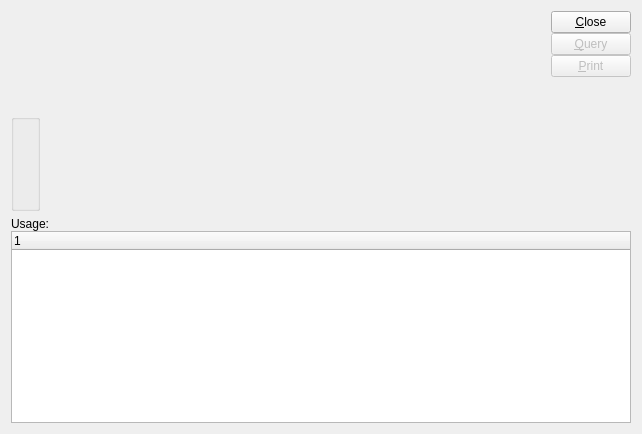
Qt form xtuple/trunk/guiclient/dspUsageStatisticsByItem.ui (WooodHead/xtuple) before a commit.
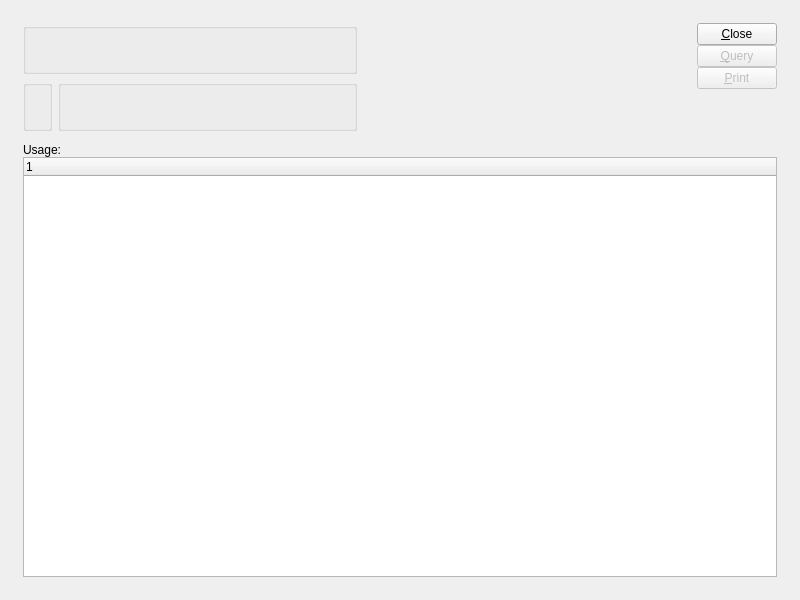
The same form after that commit. Custom widgets are drawn as their Qt base class.

Patch:
```diff
--- a/xtuple/trunk/guiclient/dspUsageStatisticsByItem.ui
+++ b/xtuple/trunk/guiclient/dspUsageStatisticsByItem.ui
@@ -13,102 +13,88 @@
    <rect>
     <x>0</x>
     <y>0</y>
-    <width>642</width>
-    <height>434</height>
+    <width>800</width>
+    <height>600</height>
    </rect>
   </property>
   <property name="windowTitle" >
    <string>Item Usage Statistics by Item</string>
   </property>
-   <layout class="QVBoxLayout" >
-    <item>
-     <layout class="QHBoxLayout" >
+  <layout class="QGridLayout" name="gridLayout_6" >
+   <item row="0" column="0" >
+    <layout class="QGridLayout" name="gridLayout_5" >
       <property name="margin" >
-       <number>0</number>
+      <number>12</number>
       </property>
       <property name="spacing" >
-       <number>7</number>
-      </property>
+      <number>12</number>
+     </property>
+     <item row="0" column="0" >
+      <layout class="QHBoxLayout" name="horizontalLayout" >
       <item>
-       <layout class="QVBoxLayout" >
-        <property name="margin" >
-         <number>0</number>
-        </property>
-        <property name="spacing" >
-         <number>6</number>
-        </property>
-        <item>
+        <layout class="QGridLayout" name="gridLayout_4" >
+         <item row="0" column="0" colspan="2" >
+          <widget class="QGroupBox" name="_itemGroup" >
+           <property name="title" >
+            <string/>
+           </property>
+           <layout class="QGridLayout" name="gridLayout_3" >
+            <item row="0" column="0" >
          <widget class="ItemCluster" name="_item" />
         </item>
-        <item>
-         <layout class="QHBoxLayout" >
-          <property name="margin" >
-           <number>0</number>
-          </property>
-          <property name="spacing" >
-           <number>6</number>
-          </property>
-          <item>
+            <item row="0" column="1" >
+             <spacer name="horizontalSpacer_2" >
+              <property name="orientation" >
+               <enum>Qt::Horizontal</enum>
+              </property>
+              <property name="sizeHint" stdset="0" >
+               <size>
+                <width>40</width>
+                <height>20</height>
+               </size>
+              </property>
+             </spacer>
+            </item>
+           </layout>
+          </widget>
+         </item>
+         <item row="1" column="0" >
            <widget class="WarehouseGroup" name="_warehouse" >
             <property name="title" >
              <string/>
             </property>
-           </widget>
-          </item>
-          <item>
-           <spacer>
-            <property name="orientation" >
-             <enum>Qt::Horizontal</enum>
-            </property>
-            <property name="sizeType" >
-             <enum>QSizePolicy::Expanding</enum>
-            </property>
-            <property name="sizeHint" >
-             <size>
-              <width>107</width>
-              <height>20</height>
-             </size>
-            </property>
-           </spacer>
-          </item>
-         </layout>
-        </item>
-       </layout>
-      </item>
-      <item>
-       <layout class="QVBoxLayout" >
-        <property name="margin" >
-         <number>0</number>
-        </property>
-        <property name="spacing" >
-         <number>0</number>
-        </property>
-        <item>
+           <property name="fixedSize" >
+            <bool>false</bool>
+           </property>
+          </widget>
+         </item>
+         <item row="1" column="1" >
+          <widget class="QGroupBox" name="_dateGroup" >
+           <property name="title" >
+            <string/>
+           </property>
+           <layout class="QGridLayout" name="gridLayout_2" >
+            <item row="0" column="0" >
          <widget class="DateCluster" name="_dates" />
         </item>
-        <item>
-         <spacer>
+            <item row="0" column="1" >
+             <spacer name="horizontalSpacer" >
           <property name="orientation" >
-           <enum>Qt::Vertical</enum>
-          </property>
-          <property name="sizeHint" >
+               <enum>Qt::Horizontal</enum>
+              </property>
+              <property name="sizeHint" stdset="0" >
            <size>
-            <width>20</width>
-            <height>0</height>
+                <width>0</width>
+                <height>20</height>
            </size>
           </property>
          </spacer>
         </item>
        </layout>
-      </item>
-      <item>
-       <layout class="QHBoxLayout" >
-        <property name="margin" >
-         <number>0</number>
-        </property>
-        <property name="spacing" >
-         <number>0</number>
-        </property>
+          </widget>
+         </item>
+        </layout>
+       </item>
         <item>
          <spacer>
           <property name="orientation" >
@@ -117,9 +103,9 @@
           <property name="sizeType" >
            <enum>QSizePolicy::Expanding</enum>
           </property>
-          <property name="sizeHint" >
+         <property name="sizeHint" stdset="0" >
            <size>
-            <width>20</width>
+           <width>0</width>
             <height>20</height>
            </size>
           </property>
@@ -127,17 +113,11 @@
         </item>
         <item>
          <layout class="QVBoxLayout" >
-          <property name="margin" >
-           <number>0</number>
-          </property>
           <property name="spacing" >
            <number>0</number>
           </property>
           <item>
            <layout class="QVBoxLayout" >
-            <property name="margin" >
-             <number>0</number>
-            </property>
             <property name="spacing" >
              <number>0</number>
             </property>
@@ -175,7 +155,7 @@
             <property name="orientation" >
              <enum>Qt::Vertical</enum>
             </property>
-            <property name="sizeHint" >
+           <property name="sizeHint" stdset="0" >
              <size>
               <width>20</width>
               <height>0</height>
@@ -187,13 +167,26 @@
         </item>
        </layout>
       </item>
-     </layout>
-    </item>
-    <item>
-     <layout class="QVBoxLayout" >
+     <item row="1" column="0" >
+      <widget class="QFrame" name="_frame" >
+       <property name="sizePolicy" >
+        <sizepolicy vsizetype="Expanding" hsizetype="Preferred" >
+         <horstretch>0</horstretch>
+         <verstretch>1</verstretch>
+        </sizepolicy>
+       </property>
+       <property name="frameShape" >
+        <enum>QFrame::NoFrame</enum>
+       </property>
+       <property name="frameShadow" >
+        <enum>QFrame::Raised</enum>
+       </property>
+       <layout class="QGridLayout" name="gridLayout" >
       <property name="margin" >
        <number>0</number>
       </property>
+        <item row="0" column="0" >
+         <layout class="QVBoxLayout" >
       <property name="spacing" >
        <number>0</number>
       </property>
@@ -214,9 +207,24 @@
     </item>
    </layout>
  </widget>
+     </item>
+    </layout>
+   </item>
+  </layout>
+ </widget>
  <layoutdefault spacing="6" margin="11" />
  <pixmapfunction>qPixmapFromMimeSource</pixmapfunction>
  <customwidgets>
+  <customwidget>
+   <class>DateCluster</class>
+   <extends>QWidget</extends>
+   <header>datecluster.h</header>
+  </customwidget>
+  <customwidget>
+   <class>ItemCluster</class>
+   <extends>QWidget</extends>
+   <header>itemcluster.h</header>
+  </customwidget>
   <customwidget>
    <class>WarehouseGroup</class>
    <extends>QGroupBox</extends>
@@ -227,16 +235,6 @@
    <extends>QTreeWidget</extends>
    <header>xtreewidget.h</header>
   </customwidget>
-  <customwidget>
-   <class>ItemCluster</class>
-   <extends>QWidget</extends>
-   <header>itemcluster.h</header>
-  </customwidget>
-  <customwidget>
-   <class>DateCluster</class>
-   <extends>QWidget</extends>
-   <header>datecluster.h</header>
-  </customwidget>
  </customwidgets>
  <tabstops>
   <tabstop>_item</tabstop>
```
Left out of the diff: 2 changed lines with no effect on the pictures. Lines whose indentation alone changed are shown as unchanged.
